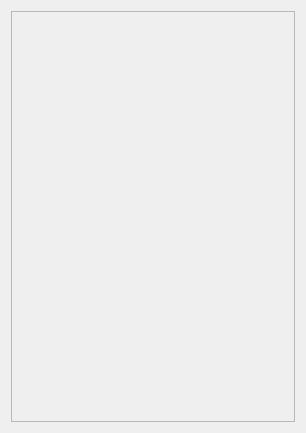
First picture: the form in src/ui/profileSummary.ui, repository andrevmatos/Librix-ThinClient, before the edit.
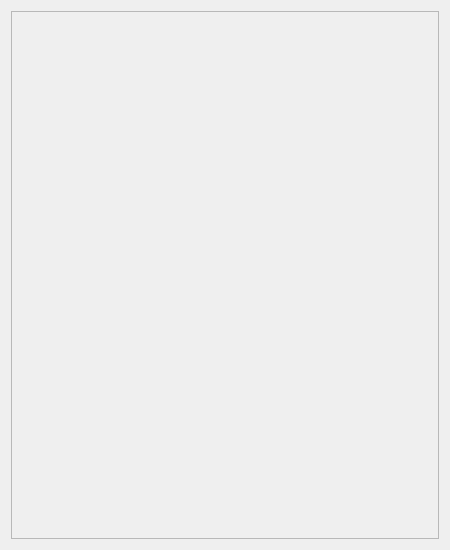
Second picture: the form after the edit.

What changed in the file:
```diff
--- a/src/ui/profileSummary.ui
+++ b/src/ui/profileSummary.ui
@@ -6,8 +6,8 @@
    <rect>
     <x>0</x>
     <y>0</y>
-    <width>306</width>
-    <height>433</height>
+    <width>450</width>
+    <height>550</height>
    </rect>
   </property>
   <property name="windowTitle">
@@ -45,8 +45,8 @@
           <rect>
            <x>0</x>
            <y>0</y>
-           <width>290</width>
-           <height>417</height>
+           <width>434</width>
+           <height>534</height>
           </rect>
          </property>
          <layout class="QVBoxLayout" name="verticalLayout_3">
```
